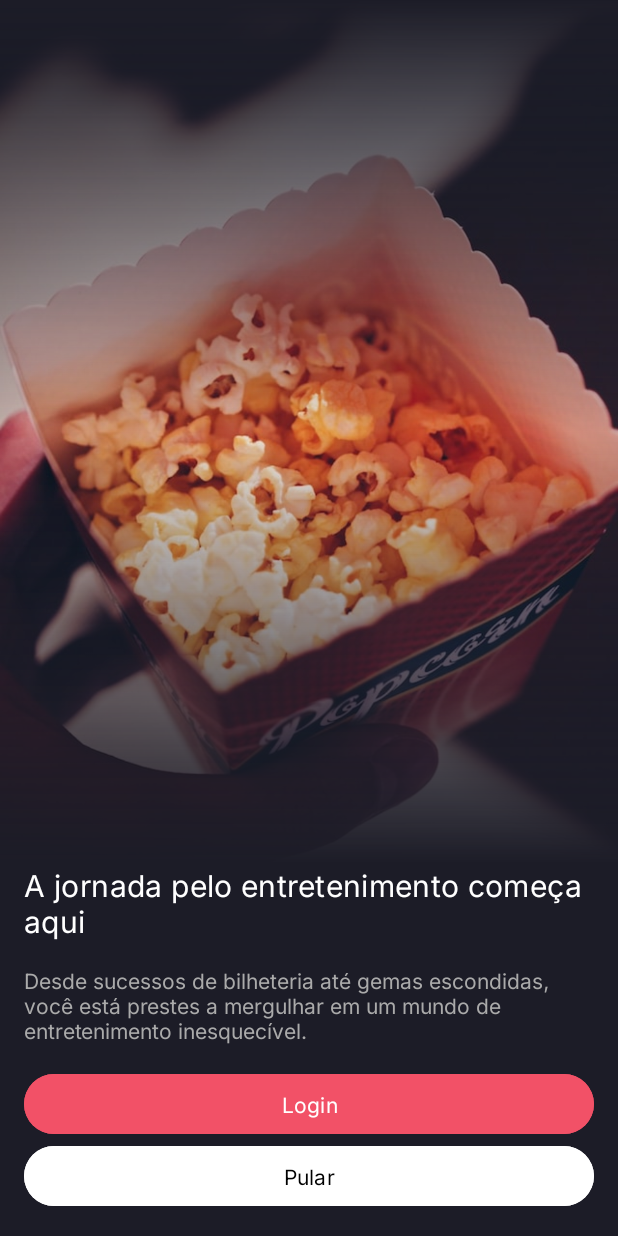
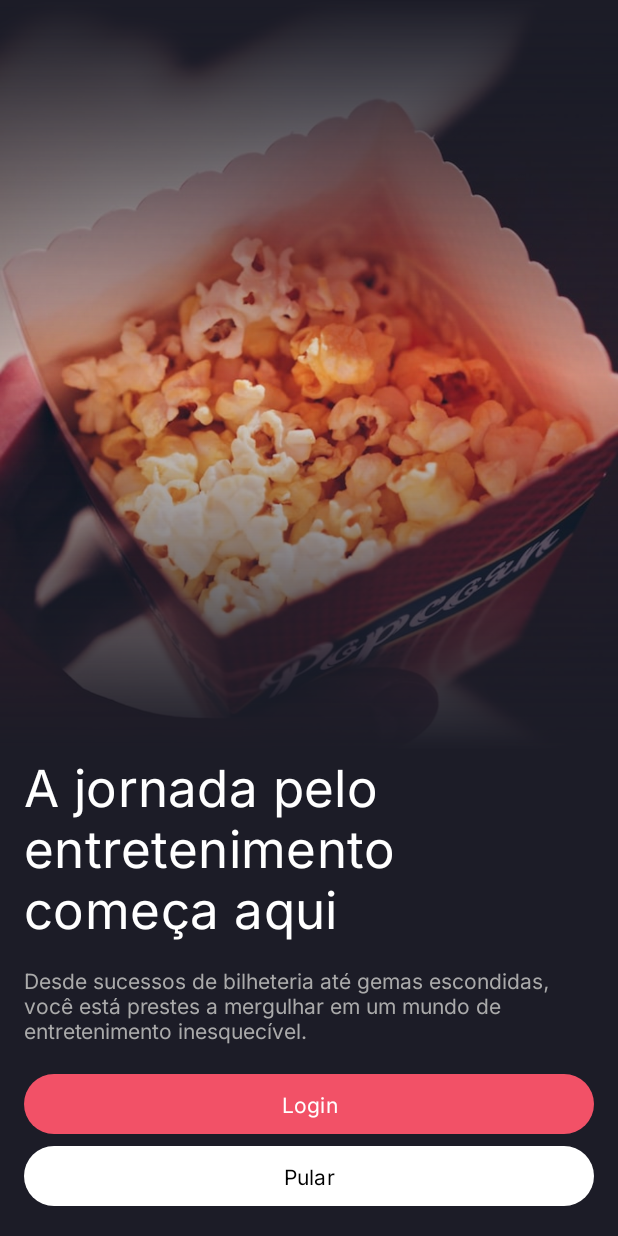
Before and after one commit to vitorfg8/Popcorn, an Android app: the screen it shows after launch (MainActivity), on a phone screen of 412 x 824 dp. Run offline under Robolectric (Android 15) with nearby library versions, the phone set to English and light mode, and no system bars.

Commit message:
update onboarding layout

```diff
--- a/app/src/main/res/layout/activity_main.xml
+++ b/app/src/main/res/layout/activity_main.xml
@@ -37,7 +37,7 @@
         android:layout_marginHorizontal="@dimen/spacing_3"
         android:layout_marginBottom="@dimen/spacing_3"
         android:text="@string/onboarding_title"
-        android:textAppearance="@style/TextAppearance.MaterialComponents.Headline6"
+        android:textAppearance="@style/TextAppearance.MaterialComponents.Headline4"
         android:textColor="@color/white"
         app:layout_constraintBottom_toTopOf="@id/textViewOnboarding"
         app:layout_constraintEnd_toEndOf="parent"
@@ -62,7 +62,7 @@
         android:layout_width="match_parent"
         android:layout_height="wrap_content"
         android:layout_marginHorizontal="@dimen/spacing_3"
-        android:backgroundTint="#f25167"
+        style="@style/Theme.Popcorn.PrimaryButton"
         android:text="@string/login"
         app:layout_constraintBottom_toTopOf="@+id/buttonContinue"
         app:layout_constraintEnd_toEndOf="parent"
@@ -73,9 +73,8 @@
         android:layout_width="match_parent"
         android:layout_height="wrap_content"
         android:layout_marginHorizontal="@dimen/spacing_3"
-        android:backgroundTint="@color/white"
+        style="@style/Theme.Popcorn.SecondaryButton"
         android:text="@string/skip"
-        android:textColor="@color/black"
         app:layout_constraintBottom_toBottomOf="parent"
         app:layout_constraintEnd_toEndOf="parent"
         app:layout_constraintStart_toStartOf="parent" />
--- a/app/src/main/res/values/colors.xml
+++ b/app/src/main/res/values/colors.xml
@@ -2,4 +2,5 @@
 <resources>
     <color name="black">#FF000000</color>
     <color name="white">#FFFFFFFF</color>
+    <color name="red">#F25167</color>
 </resources>
--- a/app/src/main/res/values/themes.xml
+++ b/app/src/main/res/values/themes.xml
@@ -6,4 +6,14 @@
     </style>
 
     <style name="Theme.Popcorn" parent="Base.Theme.Popcorn" />
+
+    <style name="Theme.Popcorn.PrimaryButton" parent="Widget.Material3.Button">
+        <item name="backgroundTint">@color/red</item>
+    </style>
+
+    <style name="Theme.Popcorn.SecondaryButton" parent="Widget.Material3.Button">
+        <item name="backgroundTint">@color/white</item>
+        <item name="android:textColor">@color/black</item>
+        <item name="iconTint">@color/black</item>
+    </style>
 </resources>
```
